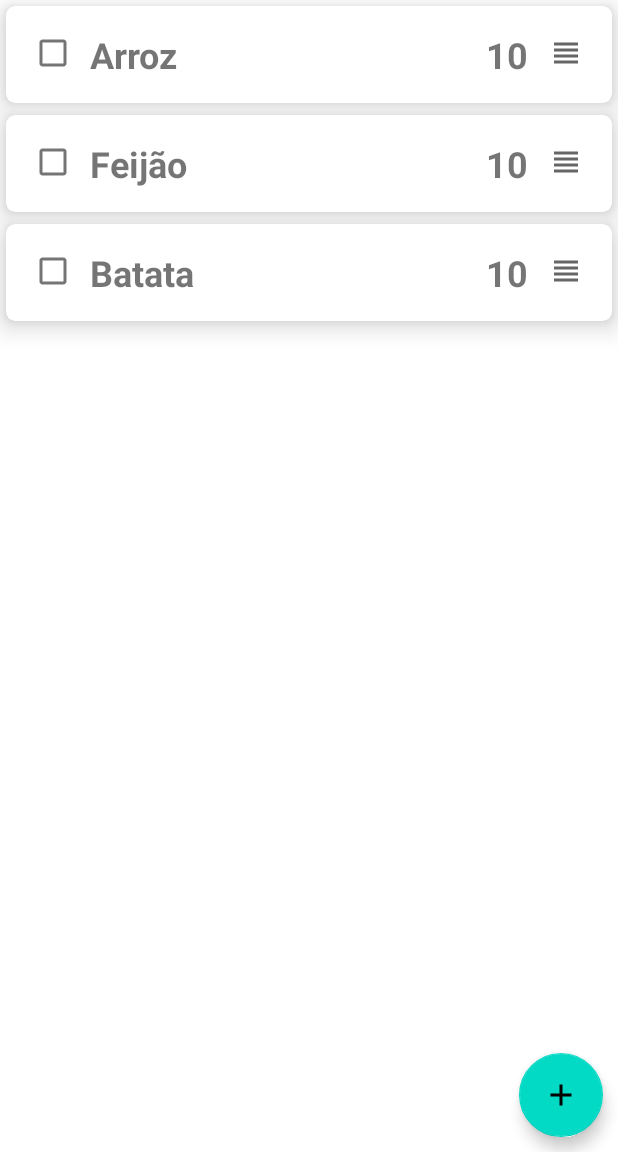
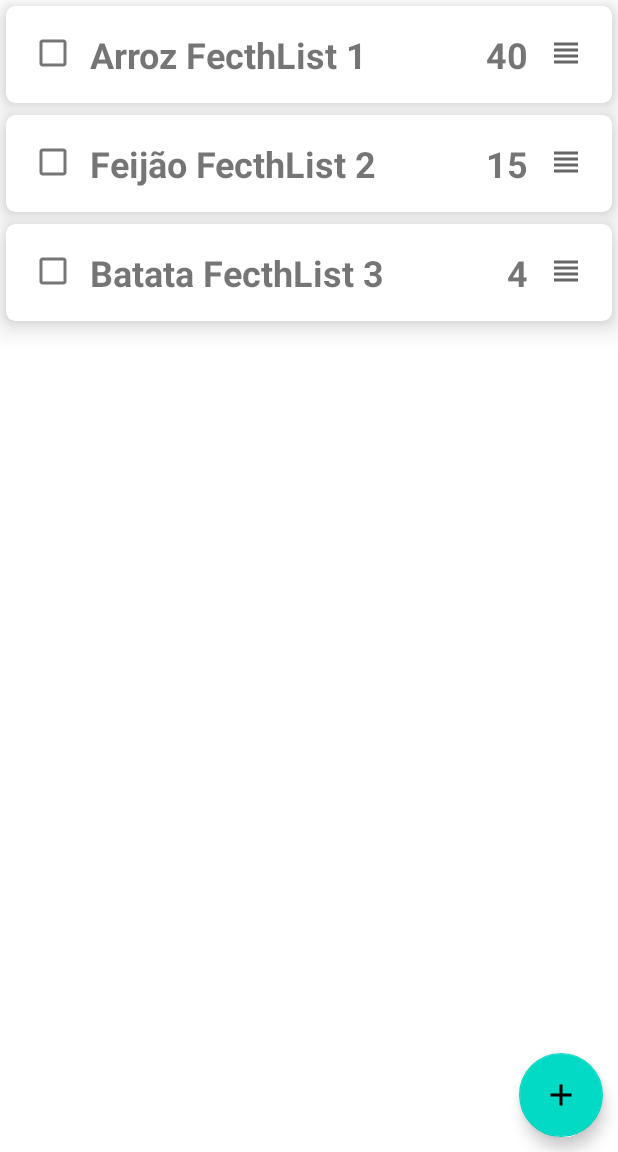
Before and after one commit to BrunoRijo/ListaDeCompras, an Android app: the screen it shows after launch (MainActivity), on a phone screen of 412 x 824 dp, the part 84-1236 px from its top. Run offline under Robolectric (Android 15) with nearby library versions, the phone set to English and light mode, and no system bars; our stand-ins replace data binding.

```diff
--- a/app/build.gradle
+++ b/app/build.gradle
@@ -46,6 +46,7 @@ dependencies {
     implementation 'androidx.constraintlayout:constraintlayout:2.1.2'
     implementation 'androidx.navigation:navigation-fragment-ktx:2.3.5'
     implementation 'androidx.navigation:navigation-ui-ktx:2.3.5'
+    implementation 'com.google.code.gson:gson:2.8.7'
     testImplementation 'junit:junit:4.+'
     androidTestImplementation 'androidx.test.ext:junit:1.1.3'
     androidTestImplementation 'androidx.test.espresso:espresso-core:3.4.0'
--- a/app/src/main/java/com/example/listadecompras/MainActivity.kt
+++ b/app/src/main/java/com/example/listadecompras/MainActivity.kt
@@ -2,6 +2,7 @@ package com.example.listadecompras
 
 import android.content.Context
 import android.content.Intent
+import android.content.SharedPreferences
 import androidx.appcompat.app.AppCompatActivity
 import androidx.appcompat.widget.Toolbar
 import android.os.Bundle
@@ -10,11 +11,14 @@ import android.view.MenuInflater
 import android.view.MenuItem
 import android.view.View
 import android.widget.Toast
+import androidx.core.content.edit
 import androidx.drawerlayout.widget.DrawerLayout
 import androidx.recyclerview.widget.LinearLayoutManager
 import androidx.recyclerview.widget.RecyclerView
 import com.example.listadecompras.interfaces.ClickItemMercadoListener
 import com.example.listadecompras.model.ItemMercado
+import com.google.gson.Gson
+import com.google.gson.reflect.TypeToken
 import androidx.appcompat.app.ActionBarDrawerToggle as ActionBarDrawerToggle1
 
 class MainActivity : AppCompatActivity(), ClickItemMercadoListener {
@@ -29,9 +33,24 @@ class MainActivity : AppCompatActivity(), ClickItemMercadoListener {
         setContentView(R.layout.drawer_menu)
 
         initDrawer()
+        fecthListItems()
         setBindView()
         setListeners()
-        updateList()
+    }
+
+    private fun fecthListItems() {
+        var list = arrayListOf(
+            ItemMercado("Arroz FecthList 1", 40),
+            ItemMercado("Feijão FecthList 2", 15),
+            ItemMercado("Batata FecthList 3", 4)
+        )
+        getInstanceSharedPreferences()?.edit {
+            putString("Items", Gson().toJson(list))
+        }
+    }
+
+    private fun getInstanceSharedPreferences(): SharedPreferences? {
+        return getSharedPreferences("br.com.listadecompras.PREFERENCES", Context.MODE_PRIVATE)
     }
 
     private fun initDrawer(){
@@ -51,16 +70,17 @@ class MainActivity : AppCompatActivity(), ClickItemMercadoListener {
     private fun setBindView() {
         listadeCompras.adapter = adapter
         listadeCompras.layoutManager = LinearLayoutManager(this)
+        updateList()
+    }
+
+    private fun getListItems(): List<ItemMercado>{
+        var list = getInstanceSharedPreferences()?.getString("Items", "[]")
+        var formatType = object  : TypeToken<List<ItemMercado>>(){}.type
+        return Gson().fromJson(list, formatType)
     }
 
     private fun updateList(){
-        adapter.updateList(
-            arrayListOf(
-                ItemMercado("Arroz", 10),
-                ItemMercado("Feijão", 10),
-                ItemMercado("Batata", 10)
-            )
-        )
+        adapter.updateList(getListItems())
     }
 
     private fun showToast(message: String){
--- a/app/src/main/java/com/example/listadecompras/interfaces/ClickItemMercadoListener.kt
+++ b/app/src/main/java/com/example/listadecompras/interfaces/ClickItemMercadoListener.kt
@@ -5,5 +5,4 @@ import com.example.listadecompras.model.ItemMercado
 interface ClickItemMercadoListener {
 
     fun clickItemMercado(item: ItemMercado)
-
 }
--- a/app/src/main/res/values/strings.xml
+++ b/app/src/main/res/values/strings.xml
@@ -46,5 +46,6 @@
 
     <string name="hello_first_fragment">Hello first fragment</string>
     <string name="hello_second_fragment">Hello second fragment. Arg: %1$s</string>
+    <string name="texto_about">Este app foi criado por João Bruno dos Santos Rijo, Juazeiro do Norte - CE, totalmente em kotlin, para colocar em prática os conteúdos aprendidos no curso.</string>
 
 </resources>
```
Also changed, not shown: app/src/main/java/com/example/listadecompras/About.kt (+16 -0 lines), app/src/main/res/layout/activity_about.xml (+18 -0 lines).
